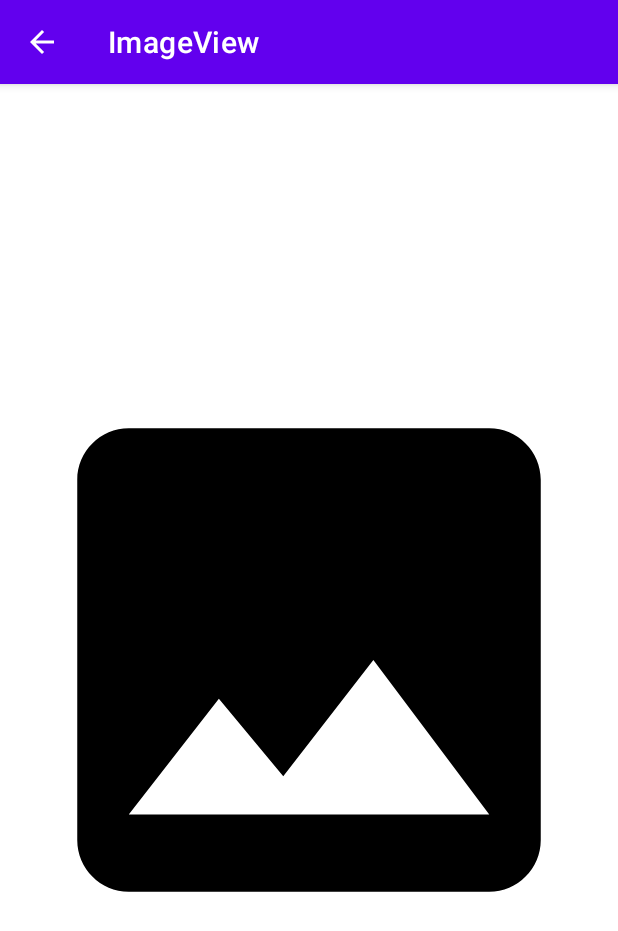
After one commit to letitiatel/Snap-Doc-App, an Android app: the ImageViewActivity screen opened directly, with no data from a screen before it, on a phone screen of 412 x 824 dp. The commit adds this screen. Shown: the top 931 px of the screen. Run offline under Robolectric (Android 15) with nearby library versions, the phone set to English and light mode, and no system bars.

Commit message:
select photos

```diff
--- a/app/build.gradle.kts
+++ b/app/build.gradle.kts
@@ -1,3 +1,5 @@
+import com.google.wireless.android.sdk.stats.GradleLibrary
+
 plugins {
     alias(libs.plugins.androidApplication)
 }
@@ -42,7 +44,10 @@ dependencies {
     implementation(libs.navigation.fragment)
     implementation(libs.navigation.ui)
     implementation(libs.compiler)
+
     implementation ("com.google.guava:listenablefuture:9999.0-empty-to-avoid-conflict-with-guava")
+    implementation ("com.github.bumptech.glide:glide:4.16.0")
+    implementation(libs.activity)
 
     testImplementation(libs.junit)
     androidTestImplementation(libs.ext.junit)
--- /dev/null
+++ b/app/src/main/java/com/example/snapdoc/ImageViewActivity.java
@@ -0,0 +1,48 @@
+package com.example.snapdoc;
+
+import android.os.Bundle;
+import android.util.Log;
+import android.widget.ImageView;
+
+import androidx.activity.EdgeToEdge;
+import androidx.appcompat.app.AppCompatActivity;
+import androidx.core.graphics.Insets;
+import androidx.core.view.ViewCompat;
+import androidx.core.view.WindowInsetsCompat;
+
+import com.bumptech.glide.Glide;
+
+public class ImageViewActivity extends AppCompatActivity {
+
+    private ImageView imageIv;
+    private String image;
+
+    private static final String TAG = "IMAGE_TAG";
+
+    @Override
+    protected void onCreate(Bundle savedInstanceState) {
+        super.onCreate(savedInstanceState);
+        setContentView(R.layout.activity_image_view);
+
+        getSupportActionBar().setTitle("ImageView");
+        getSupportActionBar().setDisplayHomeAsUpEnabled(true);
+        getSupportActionBar().setDisplayShowHomeEnabled(true);
+
+        imageIv = findViewById(R.id.imageIv);
+
+        image = getIntent().getStringExtra("imageUri");
+        Log.d(TAG, "onCreate: Image: "+image);
+
+        Glide.with(this)
+                .load(image)
+                .placeholder(R.drawable.ic_image_black)
+                .into(imageIv);
+
+    }
+
+    @Override
+    public boolean onSupportNavigateUp() {
+        onBackPressed();
+        return super.onSupportNavigateUp();
+    }
+}
--- /dev/null
+++ b/app/src/main/res/layout/activity_image_view.xml
@@ -0,0 +1,18 @@
+<?xml version="1.0" encoding="utf-8"?>
+<RelativeLayout xmlns:android="http://schemas.android.com/apk/res/android"
+    xmlns:app="http://schemas.android.com/apk/res-auto"
+    xmlns:tools="http://schemas.android.com/tools"
+    android:id="@+id/main"
+    android:layout_width="match_parent"
+    android:layout_height="match_parent"
+    tools:context=".ImageViewActivity">
+
+    <ImageView
+        android:id="@+id/imageIv"
+        android:layout_width="match_parent"
+        android:layout_height="wrap_content"
+        android:src="@drawable/ic_image_black"
+        android:adjustViewBounds="true"
+        android:layout_centerInParent="true"/>
+
+</RelativeLayout>
--- a/gradle/libs.versions.toml
+++ b/gradle/libs.versions.toml
@@ -12,6 +12,7 @@ lifecycleViewmodelKtx = "2.7.0"
 navigationFragment = "2.7.7"
 navigationUi = "2.7.7"
 compiler = "3.2.0-alpha11"
+activity = "1.8.0"
 
 [libraries]
 junit = { group = "junit", name = "junit", version.ref = "junit" }
@@ -26,6 +27,7 @@ lifecycle-viewmodel-ktx = { group = "androidx.lifecycle", name = "lifecycle-view
 navigation-fragment = { group = "androidx.navigation", name = "navigation-fragment", version.ref = "navigationFragment" }
 navigation-ui = { group = "androidx.navigation", name = "navigation-ui", version.ref = "navigationUi" }
 compiler = { group = "androidx.databinding", name = "compiler", version.ref = "compiler" }
+activity = { group = "androidx.activity", name = "activity", version.ref = "activity" }
 
 [plugins]
 androidApplication = { id = "com.android.application", version.ref = "agp" }
```
Also changed, not shown: app/src/main/AndroidManifest.xml (+6 -2 lines), app/src/main/java/com/example/snapdoc/AdapterImage.java (added, +74 -0 lines), app/src/main/java/com/example/snapdoc/ImageListFragment.java (+63 -1 lines), app/src/main/java/com/example/snapdoc/ModelImage.java (added, +20 -0 lines), app/src/main/res/layout/fragment_image_list.xml (+14 -1 lines), app/src/main/res/layout/row_image.xml (added, +22 -0 lines).
